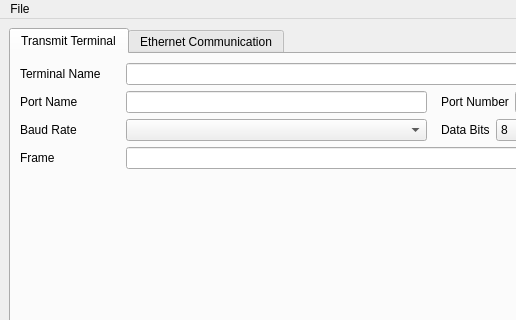
Before: the Qt Designer form ui/design/main_form.ui in SourabhSNath/QT_Protocol_System, drawn with Qt 5; both pictures show x 0 to 516 and y 0 to 320 of the 750 by 462 pixel window.
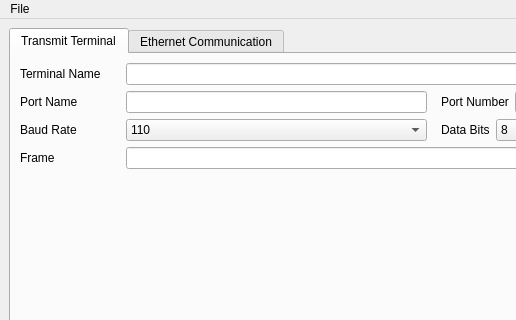
After: the same form once the commit is applied.

What changed in the file:
```diff
--- a/ui/design/main_form.ui
+++ b/ui/design/main_form.ui
@@ -156,6 +156,11 @@
               <height>0</height>
              </size>
             </property>
+            <item>
+             <property name="text">
+              <string>110</string>
+             </property>
+            </item>
            </widget>
           </item>
          </layout>
```
Left out of the diff: 26 changed lines with no effect on the pictures.
